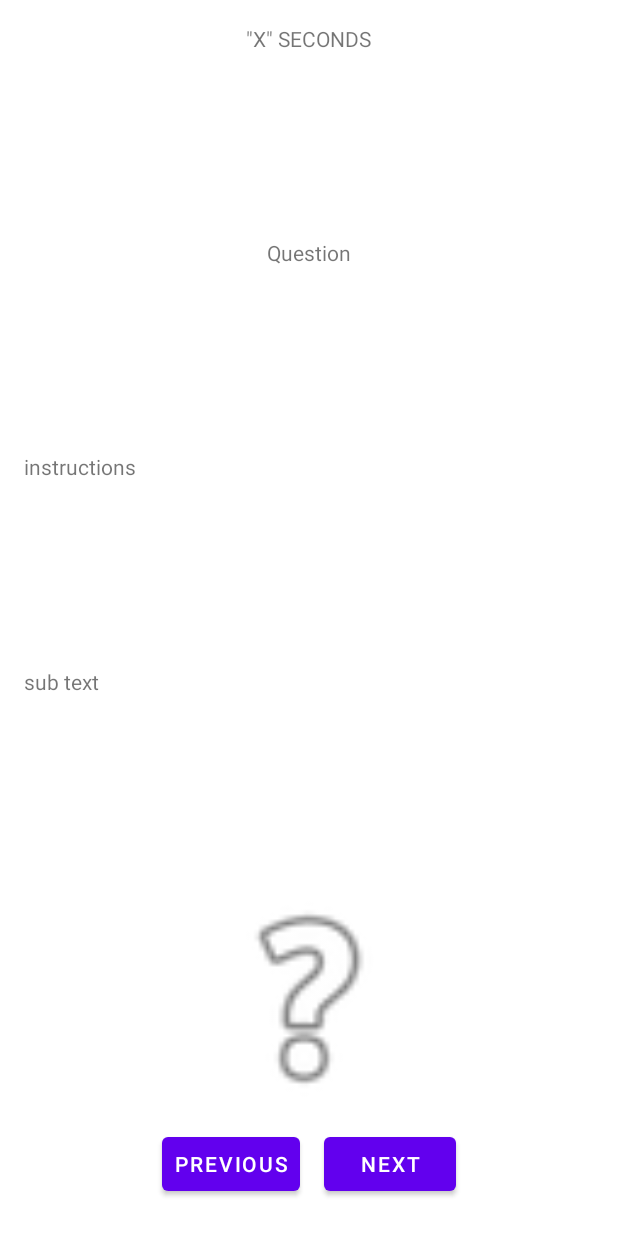
After one commit to Dementia-App-Development/Dementia_App, an Android app: the layout fragment_quiz.xml on its own in the app's theme, with its tools: preview values and no code run, on a phone screen of 412 x 824 dp. The commit adds this screen. Run offline under Robolectric (Android 15) with nearby library versions, the phone set to English and light mode, and no system bars.

Commit message:
navigation with fragments (in progress)
app does not function at the moment

```diff
--- a/DementiaApp/app/build.gradle
+++ b/DementiaApp/app/build.gradle
@@ -45,6 +45,7 @@ dependencies {
     implementation 'androidx.appcompat:appcompat:1.3.1'
     implementation 'com.google.android.material:material:1.4.0'
     implementation 'androidx.constraintlayout:constraintlayout:2.1.0'
+    implementation 'androidx.legacy:legacy-support-v4:1.0.0'
     testImplementation 'junit:junit:4.13.2'
     androidTestImplementation 'androidx.test.ext:junit:1.1.3'
     androidTestImplementation 'androidx.test.espresso:espresso-core:3.4.0'
--- /dev/null
+++ b/DementiaApp/app/src/main/res/layout/fragment_quiz.xml
@@ -0,0 +1,71 @@
+<?xml version="1.0" encoding="utf-8"?>
+<layout>
+
+    <LinearLayout xmlns:android="http://schemas.android.com/apk/res/android"
+        xmlns:app="http://schemas.android.com/apk/res-auto"
+        xmlns:tools="http://schemas.android.com/tools"
+        android:layout_width="match_parent"
+        android:layout_height="match_parent"
+        android:gravity="center"
+        android:orientation="vertical"
+        android:padding="16dp"
+        tools:context=".QuizFragment">
+
+        <TextView
+            android:id="@+id/tv_time_limit"
+            android:layout_width="wrap_content"
+            android:layout_height="wrap_content"
+            android:layout_weight="1"
+            android:text='"X" SECONDS' />
+
+        <TextView
+            android:id="@+id/tv_question_no"
+            android:layout_width="wrap_content"
+            android:layout_height="wrap_content"
+            android:layout_weight="1"
+            android:text="Question" />
+
+        <TextView
+            android:id="@+id/tv_instructions"
+            android:layout_width="match_parent"
+            android:layout_height="wrap_content"
+            android:layout_weight="1"
+            android:text="instructions" />
+
+        <TextView
+            android:id="@+id/tv_sub_text"
+            android:layout_width="match_parent"
+            android:layout_height="wrap_content"
+            android:layout_weight="1"
+            android:text="sub text" />
+
+        <ImageView
+            android:layout_width="match_parent"
+            android:layout_height="wrap_content"
+            android:layout_weight="1"
+            app:srcCompat="@android:drawable/ic_menu_help" />
+
+        <LinearLayout
+            android:layout_width="wrap_content"
+            android:layout_height="wrap_content"
+            android:orientation="horizontal">
+
+            <Button
+                android:id="@+id/prev_btn"
+                android:layout_width="wrap_content"
+                android:layout_height="wrap_content"
+                android:layout_margin="8dp"
+                android:padding="8dp"
+                android:text="Previous" />
+
+            <Button
+                android:id="@+id/next_btn"
+                android:layout_width="wrap_content"
+                android:layout_height="wrap_content"
+                android:layout_margin="8dp"
+                android:padding="8dp"
+                android:text="Next" />
+        </LinearLayout>
+
+    </LinearLayout>
+</layout>
--- a/DementiaApp/app/src/main/res/values/strings.xml
+++ b/DementiaApp/app/src/main/res/values/strings.xml
@@ -1,3 +1,3 @@
 <resources>
-    <string name="app_name">Quiz Question Demo</string>
+    <string name="app_name">Dementia App</string>
 </resources>
```
Also changed, not shown: DementiaApp/app/src/main/java/com/dementiaapp/quiz/MainActivity.kt (+0 -41 lines), DementiaApp/app/src/main/java/com/dementiaapp/quiz/QuizFragment.kt (added, +75 -0 lines), DementiaApp/app/src/main/java/com/dementiaapp/quiz/TitleFragment.kt (added, +28 -0 lines), DementiaApp/app/src/main/res/layout/fragment_title.xml (added, +46 -0 lines).
